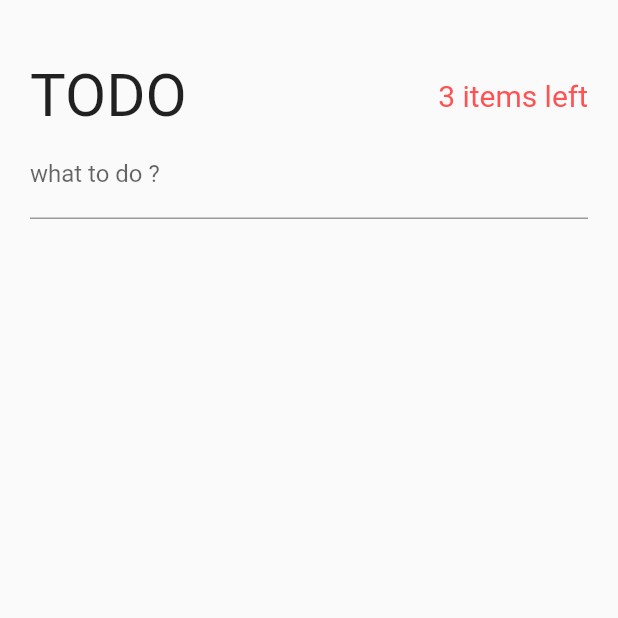
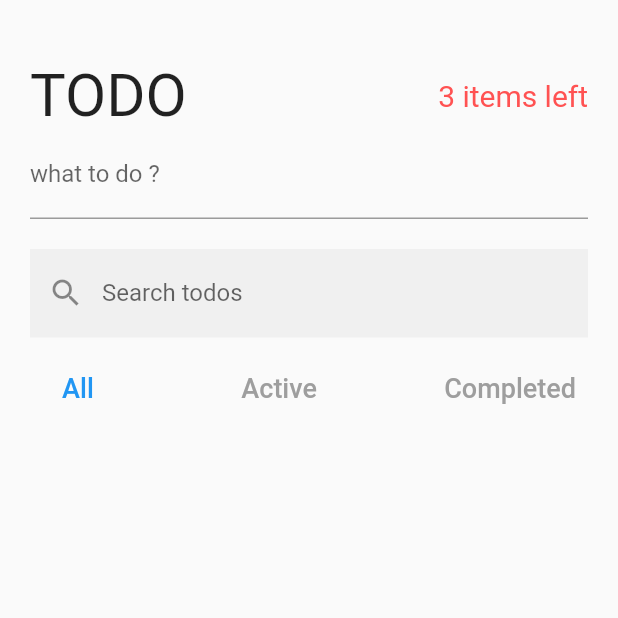
Before and after one commit to fahmi54321/todo_app_dengan_advanced_provider, a Flutter app: the screen it shows after launch, on a phone screen of 412 x 824 dp, the top half of it. Run offline on Flutter 3.47's test engine with Material 2 defaults, Android fonts, the phone set to English and light mode, and no system bars; our stand-ins replace equatable.

Commit message:
implement search and filter todo

```diff
--- a/lib/pages/todos_page.dart
+++ b/lib/pages/todos_page.dart
@@ -1,5 +1,6 @@
 import 'package:flutter/material.dart';
 import 'package:provider/provider.dart';
+import 'package:todo_app_dengan_advanced_provider/models/todo_models.dart';
 import 'package:todo_app_dengan_advanced_provider/providers/provider.dart';
 
 class TodosPage extends StatefulWidget {
@@ -21,10 +22,11 @@ class _TodosPageState extends State<TodosPage> {
               vertical: 40.0,
             ),
             child: Column(
-              children: const[
+              children: const [
                 TodoHeader(),
                 CreateTodo(),
-
+                SizedBox(height: 20.0),
+                SearchAndFilterTodo(),
               ],
             ),
           ),
@@ -61,13 +63,11 @@ class TodoHeader extends StatelessWidget {
 class CreateTodo extends StatefulWidget {
   const CreateTodo({Key? key}) : super(key: key);
 
-
   @override
   State<CreateTodo> createState() => _CreateTodoState();
 }
 
 class _CreateTodoState extends State<CreateTodo> {
-
   final newTodoController = TextEditingController();
 
   @override
@@ -81,12 +81,70 @@ class _CreateTodoState extends State<CreateTodo> {
     return TextField(
       controller: newTodoController,
       decoration: const InputDecoration(labelText: 'what to do ?'),
-      onSubmitted: (String? todoDesc){
-        if(todoDesc != null && todoDesc.trim().isNotEmpty){
-          context.read<TodoList>().addTodo(todoDesc); //todo 1 (finish)
+      onSubmitted: (String? todoDesc) {
+        if (todoDesc != null && todoDesc.trim().isNotEmpty) {
+          context.read<TodoList>().addTodo(todoDesc);
           newTodoController.clear();
         }
       },
     );
   }
 }
+
+class SearchAndFilterTodo extends StatelessWidget {
+  const SearchAndFilterTodo({Key? key}) : super(key: key);
+
+  @override
+  Widget build(BuildContext context) {
+    return Column(
+      children: [
+        TextField(
+          decoration: const InputDecoration(
+            labelText: 'Search todos',
+            border: InputBorder.none,
+            filled: true,
+            prefixIcon: Icon(Icons.search),
+          ),
+          onChanged: (String? newSearchTerm) {
+            if (newSearchTerm != null) {
+              context.read<TodoSearch>().setSearchTerm(newSearchTerm); //todo 1
+            }
+          },
+        ),
+        const SizedBox(height: 10.0),
+        Row(
+          mainAxisAlignment: MainAxisAlignment.spaceBetween,
+          children: [
+            filterButon(context, Filter.all),
+            filterButon(context, Filter.active),
+            filterButon(context, Filter.completed),
+          ],
+        ),
+      ],
+    );
+  }
+
+  Widget filterButon(BuildContext context, Filter filter) {
+    return TextButton(
+      onPressed: () {
+        context.read<TodoFilter>().changeFilter(filter); //todo 3 (finish)
+      },
+      child: Text(
+        filter == Filter.all
+            ? 'All'
+            : filter == Filter.active
+                ? 'Active'
+                : 'Completed',
+        style: TextStyle(
+          fontSize: 18.0,
+          color: textColor(context, filter),
+        ),
+      ),
+    );
+  }
+
+  Color textColor(BuildContext context,Filter filter){
+    final currentFilter = context.watch<TodoFilter>().state.filter; //todo 2
+    return currentFilter == filter ? Colors.blue : Colors.grey;
+  }
+}
```
